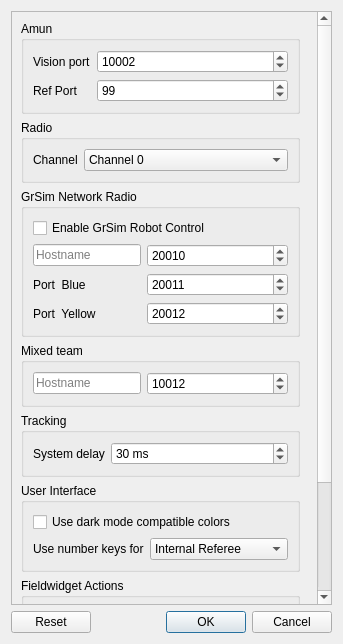
robotics-erlangen/framework, file src/ra/configdialog.ui: the form before one commit.
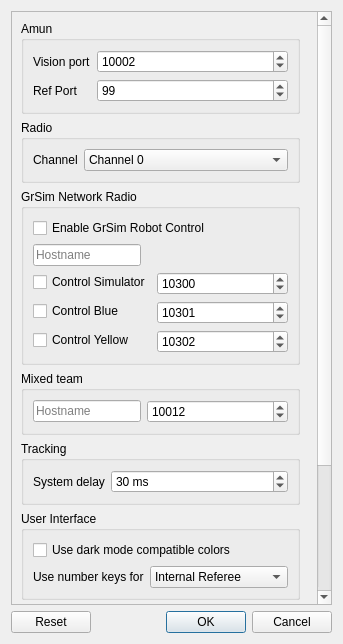
The form after the commit.

Commit message:
amun/networktransceiver: add support for different sim ports
networktransceiver got a new struct to manage the additional config
ports for separate control of simulator/blue/yellow

Diff of the .ui file:
```diff
--- a/src/ra/configdialog.ui
+++ b/src/ra/configdialog.ui
@@ -28,7 +28,7 @@
         <x>0</x>
         <y>0</y>
         <width>297</width>
-        <height>761</height>
+        <height>787</height>
        </rect>
       </property>
       <property name="maximumSize">
@@ -200,16 +200,6 @@
             </property>
            </widget>
           </item>
-          <item row="1" column="1">
-           <widget class="QSpinBox" name="networkPort">
-            <property name="maximum">
-             <number>65535</number>
-            </property>
-            <property name="value">
-             <number>20010</number>
-            </property>
-           </widget>
-          </item>
           <item row="0" column="0" colspan="2">
            <widget class="QCheckBox" name="networkUse">
             <property name="text">
@@ -223,14 +213,7 @@
              <number>65535</number>
             </property>
             <property name="value">
-             <number>20011</number>
-            </property>
-           </widget>
-          </item>
-          <item row="3" column="0">
-           <widget class="QLabel" name="label_4">
-            <property name="text">
-             <string>Port  Blue</string>
+             <number>10301</number>
             </property>
            </widget>
           </item>
@@ -240,14 +223,44 @@
              <number>65535</number>
             </property>
             <property name="value">
-             <number>20012</number>
+             <number>10302</number>
+            </property>
+           </widget>
+          </item>
+          <item row="2" column="0">
+           <widget class="QCheckBox" name="controlSimulator">
+            <property name="text">
+             <string>Control Simulator</string>
+            </property>
+            <property name="checked">
+             <bool>false</bool>
+            </property>
+            <property name="tristate">
+             <bool>false</bool>
+            </property>
+           </widget>
+          </item>
+          <item row="2" column="1">
+           <widget class="QSpinBox" name="networkPortSimulator">
+            <property name="maximum">
+             <number>65535</number>
+            </property>
+            <property name="value">
+             <number>10300</number>
+            </property>
+           </widget>
+          </item>
+          <item row="3" column="0">
+           <widget class="QCheckBox" name="controlBlue">
+            <property name="text">
+             <string>Control Blue</string>
             </property>
            </widget>
           </item>
           <item row="4" column="0">
-           <widget class="QLabel" name="label_3">
+           <widget class="QCheckBox" name="controlYellow">
             <property name="text">
-             <string>Port  Yellow</string>
+             <string>Control Yellow</string>
             </property>
            </widget>
           </item>
```
The commit also changes 4 other files.
